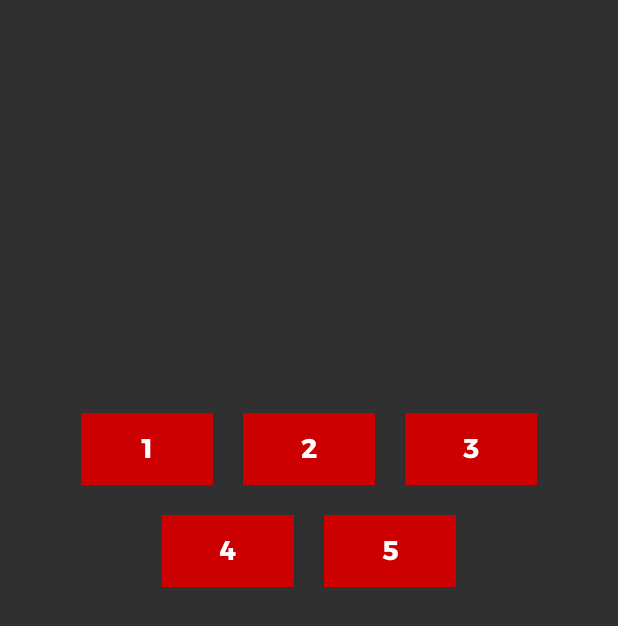
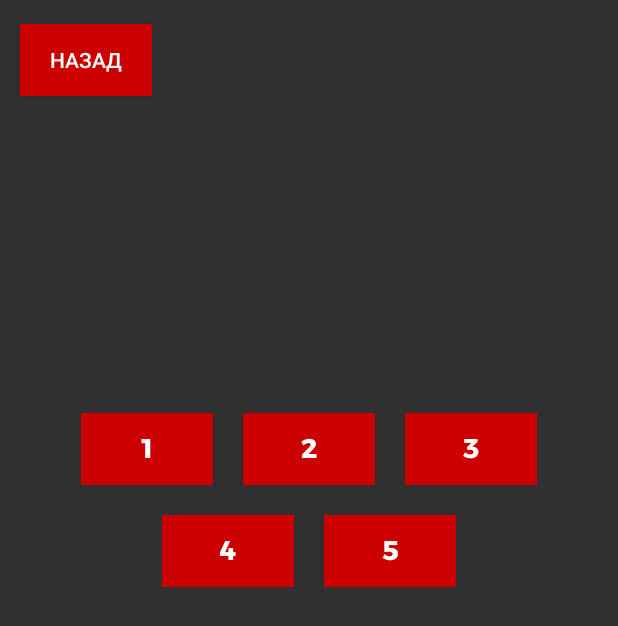
Before and after one commit to MrOmichov/Draughts, an Android app: the ExActivity screen opened directly, with no data from a screen before it, on a phone screen of 412 x 824 dp. Shown: the top 626 px of the screen. Run offline under Robolectric (Android 15) with nearby library versions, the phone set to English and light mode, and no system bars.

Commit message:
Button back Commit

```diff
--- a/app/src/main/java/com/example/myapplication/ExActivity.java
+++ b/app/src/main/java/com/example/myapplication/ExActivity.java
@@ -22,6 +22,14 @@ public class ExActivity extends AppCompatActivity {
         Button btn3 = findViewById(R.id.btn3);
         Button btn4 = findViewById(R.id.btn4);
         Button btn5 = findViewById(R.id.btn5);
+        Button back = findViewById(R.id.back);
+        back.setOnClickListener(new View.OnClickListener() {
+            @Override
+            public void onClick(View v) {
+                Intent intent = new Intent(ExActivity.this, MenuActivity.class);
+                startActivity(intent);
+            }
+        });
     }
 
     public void StartLevel(View v) {
--- a/app/src/main/res/layout/activity_ex.xml
+++ b/app/src/main/res/layout/activity_ex.xml
@@ -5,6 +5,18 @@
     android:layout_width="match_parent"
     android:layout_height="match_parent"
     tools:context=".ExActivity">
+
+    <Button
+        android:id="@+id/back"
+        android:layout_width="wrap_content"
+        android:layout_height="wrap_content"
+        android:layout_marginStart="13dp"
+        android:layout_marginTop="16dp"
+        android:background="@android:color/holo_red_dark"
+        android:onClick="back"
+        android:text="Назад"
+        app:layout_constraintStart_toStartOf="parent"
+        app:layout_constraintTop_toTopOf="parent" />
 
     <LinearLayout
         android:id="@+id/linearLayout"
```
Also changed, not shown: app/src/main/java/com/example/myapplication/LevelActivity.java (+11 -0 lines), app/src/main/java/com/example/myapplication/MainActivity.java (+12 -0 lines), app/src/main/res/layout/activity_level.xml (+12 -0 lines), app/src/main/res/layout/activity_main.xml (+12 -0 lines).
